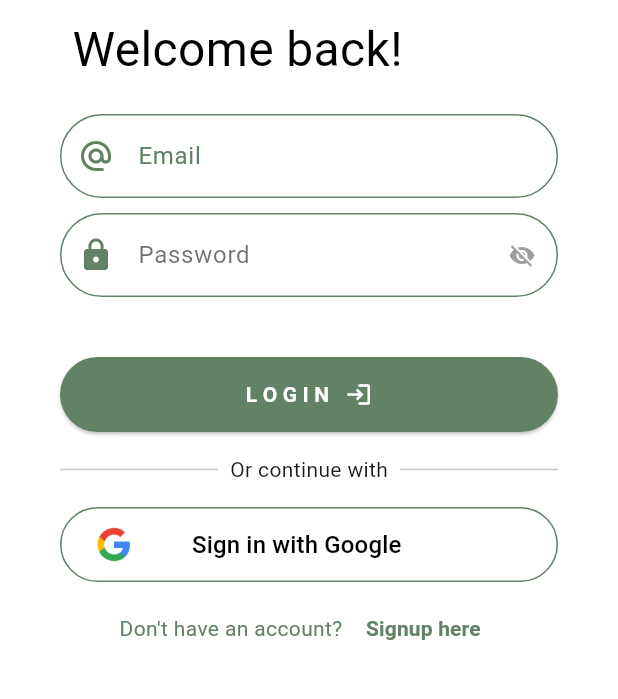
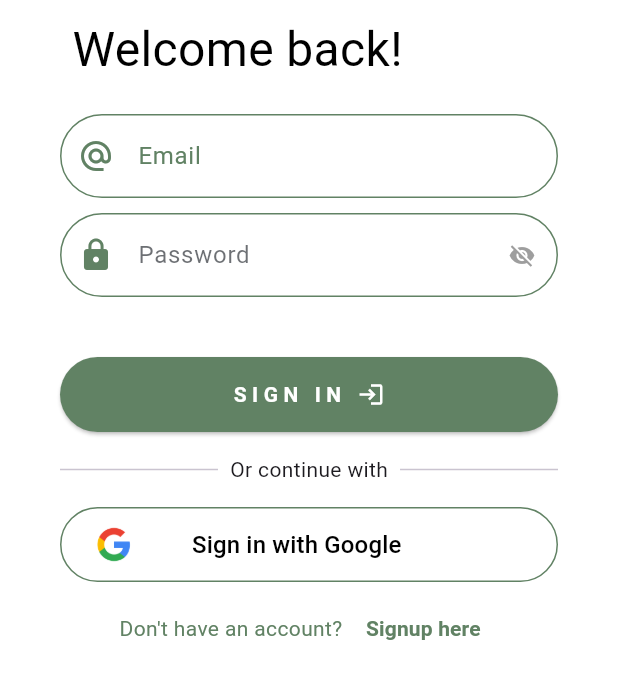
Before and after one commit to ICS-CMSC-23/project-Vivekjeet, a Flutter app: the LoginPage screen opened by its route, after a tap on "Sign in with Google", on a phone screen of 412 x 824 dp, the part 522-1221 px from its top. Run offline on Flutter 3.47's test engine with Material 3 defaults, Android fonts, the phone set to English and light mode, and no system bars; our stand-ins replace cloud_firestore, email_validator, firebase_auth, firebase_core, firebase_storage, google_nav_bar and 4 more; accounts and stored records are empty; network calls fail.

Commit message:
feat: implemented google sign in using firebase authentication

```diff
--- a/project/lib/apis/firebase_auth_api.dart
+++ b/project/lib/apis/firebase_auth_api.dart
@@ -3,10 +3,12 @@ import 'dart:io';
 import 'package:firebase_auth/firebase_auth.dart';
 import 'package:cloud_firestore/cloud_firestore.dart';
 import 'package:firebase_storage/firebase_storage.dart';
+import 'package:google_sign_in/google_sign_in.dart';
 
 class FirebaseAuthAPI {
   static final FirebaseAuth auth = FirebaseAuth.instance;
   static final FirebaseFirestore db = FirebaseFirestore.instance;
+  final GoogleSignIn googleSignIn = GoogleSignIn();
 
   Stream<User?> getUser() {
     return auth.authStateChanges();
@@ -85,7 +87,25 @@ class FirebaseAuthAPI {
     }
   }
 
+  Future<UserCredential> signInWithGoogle() async {
+    final GoogleSignInAccount? googleUser = await googleSignIn.signIn();
+    if (googleUser != null) {
+      final GoogleSignInAuthentication googleAuth = await googleUser.authentication;
+      final OAuthCredential credential = GoogleAuthProvider.credential(
+        accessToken: googleAuth.accessToken,
+        idToken: googleAuth.idToken,
+      );
+      UserCredential userCredential = await auth.signInWithCredential(credential);
+      return userCredential;
+    }
+    throw FirebaseAuthException(
+      code: 'ERROR_ABORTED_BY_USER',
+      message: 'Sign in aborted by user.',
+    );
+  }
+
   Future<void> signOut() async {
-    auth.signOut();
+    await googleSignIn.signOut();  // Sign out from Google
+    await auth.signOut();          // Sign out from Firebase
   }
 }
--- a/project/lib/providers/auth_provider.dart
+++ b/project/lib/providers/auth_provider.dart
@@ -31,6 +31,11 @@ class MyAuthProvider with ChangeNotifier {
     notifyListeners();
   }
 
+  Future<void> signInWithGoogle() async {
+    await authService.signInWithGoogle();
+    notifyListeners();
+  }
+
   Future<void> signOut() async {
     await authService.signOut();
     notifyListeners();
--- a/project/lib/screens/donor/donor_profile.dart
+++ b/project/lib/screens/donor/donor_profile.dart
@@ -130,7 +130,7 @@ class _DonorProfileBodyState extends State<DonorProfileBody> {
         mainAxisSize: MainAxisSize.max,
         children: [
           Text(
-            '${_donorData['name']}',
+            '${_donorData['userName']}',
             style: const TextStyle(
               fontSize: 20,
               color: Colors.white,
--- a/project/lib/screens/login.dart
+++ b/project/lib/screens/login.dart
@@ -1,5 +1,4 @@
 import 'package:email_validator/email_validator.dart';
-import 'package:flutter_signin_button/flutter_signin_button.dart';
 import 'package:provider/provider.dart';
 import 'package:flutter/material.dart';
 import '../providers/auth_provider.dart';
@@ -17,12 +16,10 @@ class _LoginPageState extends State<LoginPage> {
   TextEditingController passwordController = TextEditingController();
   TextEditingController emailController = TextEditingController();
   bool _obscureText = true;
-
+  bool isLoading = false;
 
   @override
   Widget build(BuildContext context) {
-
-
     //Form field for the email
     final email = TextFormField(
       key: const Key('emailField'),
@@ -129,7 +126,7 @@ class _LoginPageState extends State<LoginPage> {
           child: const Row(
             mainAxisAlignment: MainAxisAlignment.center,
             children: [
-              Text('L O G I N   ', style: TextStyle(color: Color.fromARGB(255, 255, 255, 255), fontWeight: FontWeight.bold)),
+              Text('S I G N   I N   ', style: TextStyle(color: Color.fromARGB(255, 255, 255, 255), fontWeight: FontWeight.bold)),
               Icon(Icons.login, color: Color.fromARGB(255, 255, 255, 255),)
             ]
           )
@@ -141,21 +138,52 @@ class _LoginPageState extends State<LoginPage> {
       key: const Key('loginButton'),
       padding: const EdgeInsets.fromLTRB(0, 5, 0, 5),
       child: SizedBox(
-        width: 200.0, // Adjust width as needed
-        height: 50.0, // Adjust height as needed
+        width: 200.0,
+        height: 50.0,
         child: OutlinedButton(
           onPressed: () async {
-            // Handle Google login
+            try {
+              setState(() {
+                isLoading = true;
+              });
+              await Provider.of<MyAuthProvider>(context, listen: false).signInWithGoogle();
+              if (context.mounted) {
+                Navigator.pop(context);
+              }
+            } catch (e) {
+              // Handling Google Sign-In cancellation
+              if (e is Exception && (e.toString().contains('sign_in_canceled') || e.toString().contains('ERROR_ABORTED_BY_USER'))) {
+                // This is likely a user-cancelled action, handle as you see fit, maybe just log it
+                if (context.mounted) {
+                  print("User cancelled the Google sign-in process.");
+                }
+              } else {
+                // For actual errors, show a snackbar
+                if (context.mounted) {
+                  ScaffoldMessenger.of(context).showSnackBar(
+                    SnackBar(content: Text("Failed to sign in with Google: ${e.toString()}"))
+                  );
+                }
+              }
+            } finally {
+              if (context.mounted) {
+                setState(() {
+                  isLoading = false;
+                });
+              }
+            }
           },
           style: ButtonStyle(
             side: MaterialStateProperty.all<BorderSide>(const BorderSide(color: Color(0xFF618264))),
             shape: MaterialStateProperty.all<OutlinedBorder>(RoundedRectangleBorder(borderRadius: BorderRadius.circular(30.0))),
           ),
-          child: Row(
+          child: isLoading
+            ? const CircularProgressIndicator()
+            : Row(
                 mainAxisAlignment: MainAxisAlignment.start,
                 children: <Widget>[
                   Image.asset(
-                'images/google.png', // Replace with the path to your Google logo image
+                    'images/google.png',
                     height: 24,
                     width: 24,
                   ),
@@ -169,7 +197,6 @@ class _LoginPageState extends State<LoginPage> {
         ),
       ),
     );
-
 
     //Sign up button for new users
     final signUpButton = Padding(
--- a/project/lib/screens/signup.dart
+++ b/project/lib/screens/signup.dart
@@ -475,7 +475,7 @@ class _SignupPageState extends State<SignupPage> {
               const Color(0xFF618264),
             ),
           ),
-          child: const Text('S I G N U P', style: TextStyle(color: Colors.white, fontWeight: FontWeight.bold)),
+          child: const Text('S I G N   U P', style: TextStyle(color: Colors.white, fontWeight: FontWeight.bold)),
         ),
       )
     );
@@ -492,7 +492,7 @@ class _SignupPageState extends State<SignupPage> {
             onPressed: () async {
               Navigator.pop(context);
             },
-            child: const Text("Login here", style: TextStyle(color: Color(0xFF618264), fontWeight: FontWeight.bold),),
+            child: const Text("Sign in here", style: TextStyle(color: Color(0xFF618264), fontWeight: FontWeight.bold),),
           )
         ],
       )
--- a/project/lib/screens/splashscreen.dart
+++ b/project/lib/screens/splashscreen.dart
@@ -77,7 +77,7 @@ class SplashScreen extends StatelessWidget {
                             ),
                           ),
                           child: const Text(
-                            'Log In',
+                            'Sign In',
                             style: TextStyle(
                               color: Colors.white,
                               fontSize: 16,
@@ -97,7 +97,7 @@ class SplashScreen extends StatelessWidget {
                             side: const BorderSide(color:Color(0xFF618264)),
                           ),
                           child: const Text(
-                            'Sign up',
+                            'Sign Up',
                             style: TextStyle(
                               color: Colors.black,
                               fontSize: 16,
--- a/project/pubspec.yaml
+++ b/project/pubspec.yaml
@@ -50,6 +50,7 @@ dependencies:
   smooth_page_indicator: ^1.1.0
   flutter_barcode_scanner: ^2.0.0
   flutter_datetime_picker: ^1.5.1
+  google_sign_in: ^6.2.1
 
 dev_dependencies:
   flutter_test:
```
Also changed, not shown: project/pubspec.lock, 1 other file. Lines whose indentation alone changed are shown as unchanged.
